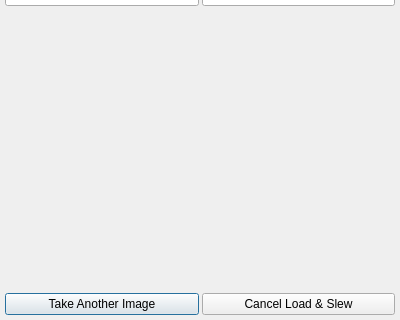
Before: the Qt Designer form kstars/ekos/align/manualrotator.ui in KDE/kstars, drawn with Qt 5; both pictures show x 0 to 400 and y 280 to 600 of the 400 by 600 pixel window.
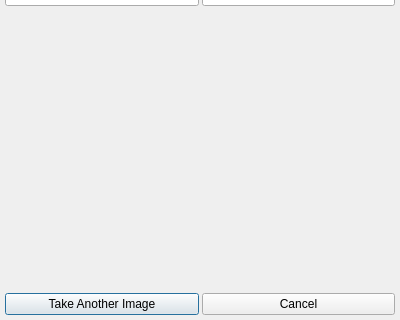
After: the same form once the commit is applied.

What changed in the file:
```diff
--- a/kstars/ekos/align/manualrotator.ui
+++ b/kstars/ekos/align/manualrotator.ui
@@ -131,7 +131,7 @@
      <item>
       <widget class="QPushButton" name="cancelB">
        <property name="text">
-        <string>Cancel Load &amp;&amp; Slew</string>
+        <string>Cancel</string>
        </property>
       </widget>
      </item>
```
Left out of the diff: 1 changed line with no effect on the pictures.
